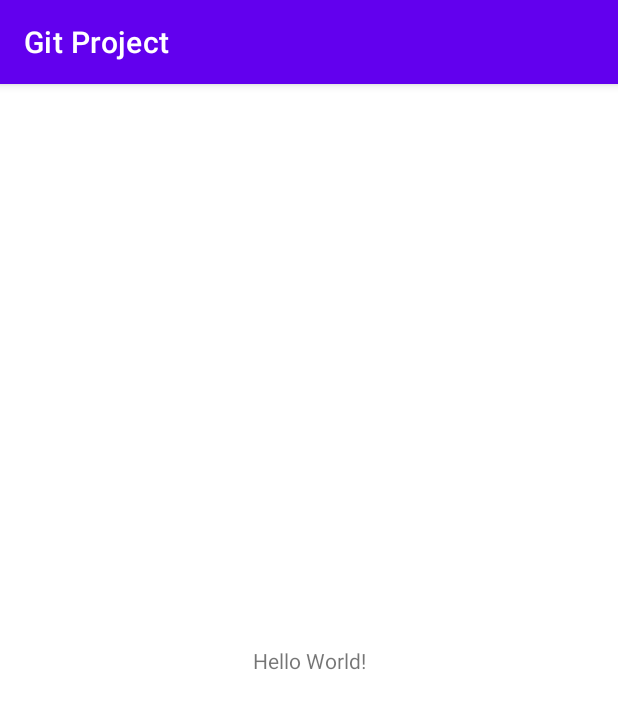
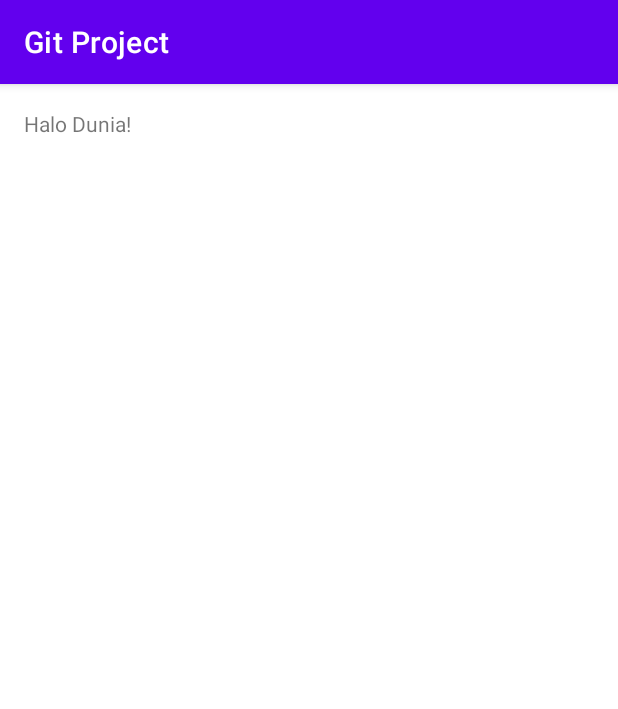
Before and after one commit to MrVantasy/Git-Project, an Android app: the screen it shows after launch (MainActivity), on a phone screen of 412 x 824 dp. Shown: the top 709 px of the screen. Run offline under Robolectric (Android 15) with nearby library versions, the phone set to English and light mode, and no system bars.

Commit message:
Second Changes

```diff
--- a/app/src/main/res/layout/activity_main.xml
+++ b/app/src/main/res/layout/activity_main.xml
@@ -9,10 +9,11 @@
     <TextView
             android:layout_width="wrap_content"
             android:layout_height="wrap_content"
-            android:text="Hello World!"
+            android:text="Halo Dunia!"
             app:layout_constraintBottom_toBottomOf="parent"
             app:layout_constraintLeft_toLeftOf="parent"
             app:layout_constraintRight_toRightOf="parent"
-            app:layout_constraintTop_toTopOf="parent"/>
+            app:layout_constraintTop_toTopOf="parent" app:layout_constraintHorizontal_bias="0.047"
+            app:layout_constraintVertical_bias="0.022" tools:ignore="HardcodedText"/>
 
 </androidx.constraintlayout.widget.ConstraintLayout>
```
